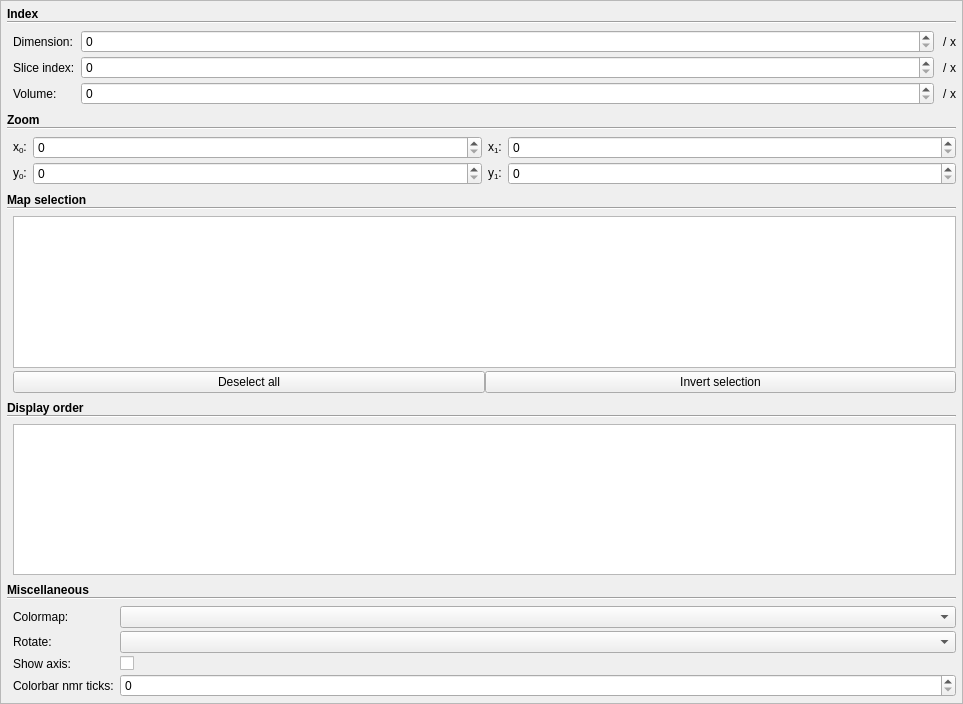
robbert-harms/MDT, file mdt/data/qt_designs/maps_visualizer/TabGeneral.ui: the form before one commit.
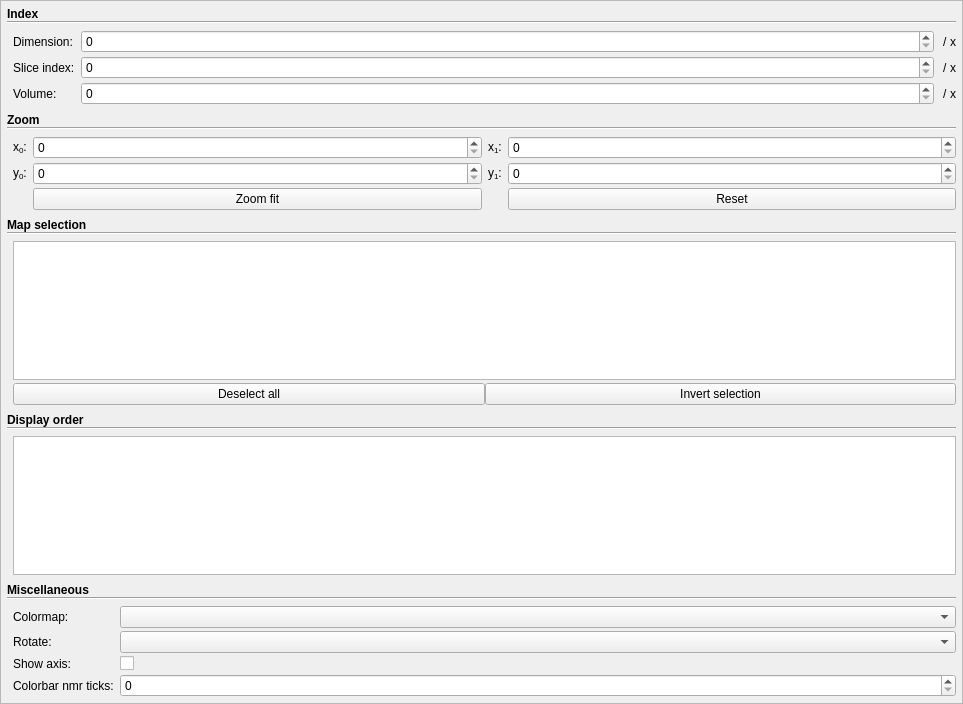
The form after the commit. Custom widgets are drawn as their Qt base class.

What changed in the file:
```diff
--- a/mdt/data/qt_designs/maps_visualizer/TabGeneral.ui
+++ b/mdt/data/qt_designs/maps_visualizer/TabGeneral.ui
@@ -306,6 +306,9 @@
              <property name="verticalSpacing">
               <number>3</number>
              </property>
+             <item row="1" column="3">
+              <widget class="QSpinBox" name="general_zoom_x_1"/>
+             </item>
              <item row="7" column="0">
               <widget class="QLabel" name="label_19">
                <property name="text">
@@ -333,6 +336,9 @@
                </property>
               </widget>
              </item>
+             <item row="7" column="1">
+              <widget class="QSpinBox" name="general_zoom_y_0"/>
+             </item>
              <item row="1" column="2">
               <widget class="QLabel" name="label_12">
                <property name="text">
@@ -340,11 +346,19 @@
                </property>
               </widget>
              </item>
-             <item row="7" column="1">
-              <widget class="QSpinBox" name="general_zoom_y_0"/>
+             <item row="8" column="1">
+              <widget class="QPushButton" name="general_zoom_fit">
+               <property name="text">
+                <string>Zoom fit</string>
+               </property>
+              </widget>
              </item>
-             <item row="1" column="3">
-              <widget class="QSpinBox" name="general_zoom_x_1"/>
+             <item row="8" column="3">
+              <widget class="QPushButton" name="general_zoom_reset">
+               <property name="text">
+                <string>Reset</string>
+               </property>
+              </widget>
              </item>
             </layout>
            </widget>
```
